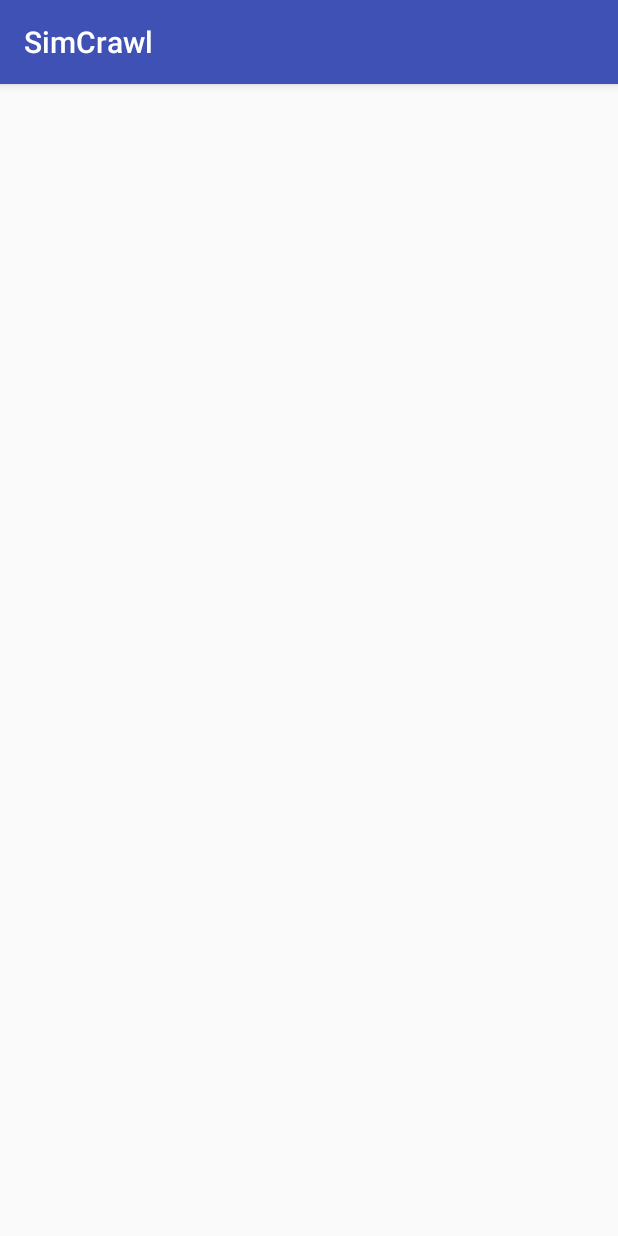
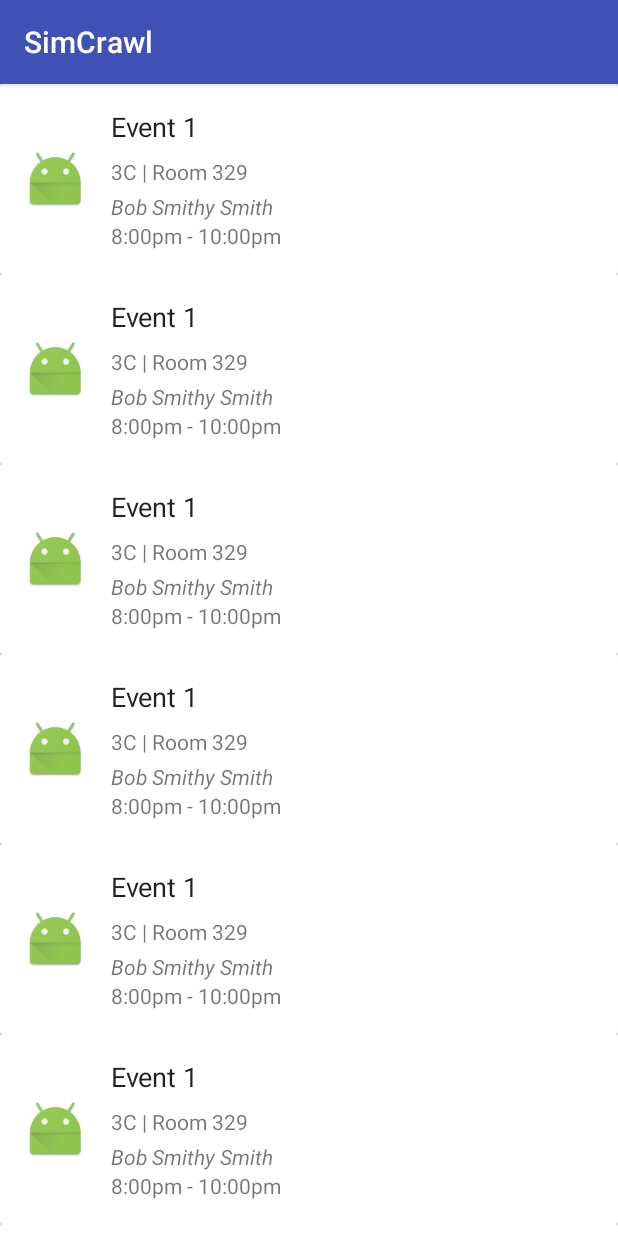
Before and after one commit to vontell/SimCrawl, an Android app: the screen it shows after launch (MainActivity), on a phone screen of 412 x 824 dp. Run offline under Robolectric (Android 15) with nearby library versions, the phone set to English and light mode, and no system bars.

Commit message:
List population ith test data

```diff
--- a/app/build.gradle
+++ b/app/build.gradle
@@ -26,5 +26,6 @@ dependencies {
     })
     compile 'com.afollestad.material-dialogs:core:0.9.1.0'
     compile 'com.android.support:appcompat-v7:24.2.1'
+    compile 'com.android.support:cardview-v7:24.2.0'
     testCompile 'junit:junit:4.12'
 }
--- a/app/src/main/java/com/avontell/simcrawl/MainActivity.java
+++ b/app/src/main/java/com/avontell/simcrawl/MainActivity.java
@@ -1,20 +1,36 @@
 package com.avontell.simcrawl;
 
+import android.content.Context;
 import android.os.AsyncTask;
 import android.support.v7.app.AppCompatActivity;
 import android.os.Bundle;
-import android.widget.ListView;
+import android.util.Log;
+import android.view.LayoutInflater;
+import android.view.View;
+import android.widget.LinearLayout;
+import android.widget.TextView;
+
+import com.avontell.simcrawl.domain.Event;
+import com.avontell.simcrawl.domain.EventType;
+import com.avontell.simcrawl.domain.Room;
+import com.avontell.simcrawl.domain.Section;
+
+import java.util.ArrayList;
+import java.util.List;
 
 public class MainActivity extends AppCompatActivity {
 
-    private ListView eventListView;
+    private LinearLayout eventListView;
+    private List<Event> events = new ArrayList<>();
 
     @Override
     protected void onCreate(Bundle savedInstanceState) {
         super.onCreate(savedInstanceState);
         setContentView(R.layout.activity_main);
 
-        eventListView = (ListView) findViewById(R.id.event_list);
+        eventListView = (LinearLayout) findViewById(R.id.event_list_view);
+
+        refreshEvents();
 
     }
 
@@ -28,14 +44,83 @@ public class MainActivity extends AppCompatActivity {
 
     }
 
+    /**
+     * Populates the eventListView with events from the backend
+     */
+    public void populateEventList() {
+
+        eventListView.removeAllViews();
+
+        LayoutInflater inflater = (LayoutInflater) getSystemService
+                (Context.LAYOUT_INFLATER_SERVICE);
+
+        Log.e("EVENT SIZE", "" + events.size());
+
+        for(int i = 0; i < events.size(); i++) {
+
+            Log.e("EVENTS", "Logged event");
+
+            Event event = events.get(i);
+
+            View eventView = inflater.inflate(R.layout.new_event_layout, null);
+
+            TextView titleView = (TextView) eventView.findViewById(R.id.event_title_view);
+            TextView locationView = (TextView) eventView.findViewById(R.id.location_text_view);
+            TextView hostView = (TextView) eventView.findViewById(R.id.host_text_view);
+            TextView timeView = (TextView) eventView.findViewById(R.id.time_text_view);
+
+            titleView.setText(event.getTitle());
+            locationView.setText(event.getRoom().toString());
+            hostView.setText(event.getHost());
+            timeView.setText(event.getTimeStart() + " - " + event.getTimeEnd());
+
+            //TODO: Image
+            //TODO: Count
+            //TODO: Official event
+
+            final Integer index = new Integer(i);
+
+            eventView.setOnClickListener(new View.OnClickListener() {
+                @Override
+                public void onClick(View view) {
+
+                    openEventDetail(index);
+
+                }
+            });
+
+            eventListView.addView(eventView);
+
+        }
+
+    }
+
+    public void openEventDetail(int index) {
+
+
+
+    }
+
 
     class GetEvents extends AsyncTask<Void, Void, Void> {
 
         @Override
         protected Void doInBackground(Void... voids) {
 
+            events = new ArrayList<>();
+
+            for(int i = 0; i < 20; i++) {
+                Event event1 = new Event("Event 1", "Bob Smithy Smith", EventType.BAR, new Room(329, new Section("3C")), false, "8:00pm", "10:00pm", 10);
+                events.add(event1);
+            }
+
             return null;
 
+        }
+
+        @Override
+        protected void onPostExecute(Void aVoid) {
+            populateEventList();
         }
     }
 
--- a/app/src/main/java/com/avontell/simcrawl/domain/Event.java
+++ b/app/src/main/java/com/avontell/simcrawl/domain/Event.java
@@ -11,16 +11,18 @@ public class Event {
 
     private EventType type;
     private Room room;
-    private Date timeStart;
-    private Date timeEnd;
+    private String timeStart;
+    private String timeEnd;
     private int count;
     private String title;
+    private String host;
     private boolean dormEvent;
 
-    public Event(String title, EventType type, Room room, boolean dormEvent, Date timeStart, Date timeEnd, int count) {
+    public Event(String title, String host, EventType type, Room room, boolean dormEvent, String timeStart, String timeEnd, int count) {
         this.title = title;
         this.type = type;
         this.room = room;
+        this.host = host;
         this.dormEvent = dormEvent;
         this.timeStart = timeStart;
         this.timeEnd = timeEnd;
@@ -33,6 +35,10 @@ public class Event {
 
     public void setTitle(String title) {
         this.title = title;
+    }
+
+    public String getHost() {
+        return host;
     }
 
     public EventType getType() {
@@ -59,19 +65,19 @@ public class Event {
         this.dormEvent = dormEvent;
     }
 
-    public Date getTimeStart() {
+    public String getTimeStart() {
         return timeStart;
     }
 
-    public void setTimeStart(Date timeStart) {
+    public void setTimeStart(String timeStart) {
         this.timeStart = timeStart;
     }
 
-    public Date getTimeEnd() {
+    public String getTimeEnd() {
         return timeEnd;
     }
 
-    public void setTimeEnd(Date timeEnd) {
+    public void setTimeEnd(String timeEnd) {
         this.timeEnd = timeEnd;
     }
 
--- a/app/src/main/java/com/avontell/simcrawl/domain/Room.java
+++ b/app/src/main/java/com/avontell/simcrawl/domain/Room.java
@@ -10,4 +10,29 @@ public class Room {
     private Section section;
     private int number;
 
+    public Room(int number, Section section) {
+        this.number = number;
+        this.section = section;
+    }
+
+    public int getNumber() {
+        return number;
+    }
+
+    public void setNumber(int number) {
+        this.number = number;
+    }
+
+    public Section getSection() {
+        return section;
+    }
+
+    public void setSection(Section section) {
+        this.section = section;
+    }
+
+    public String toString() {
+        return section.toString() + " | Room " + number;
+    }
+
 }
--- a/app/src/main/res/layout/activity_main.xml
+++ b/app/src/main/res/layout/activity_main.xml
@@ -5,16 +5,19 @@
     android:id="@+id/activity_main"
     android:layout_width="match_parent"
     android:layout_height="match_parent"
-    android:paddingLeft="@dimen/activity_horizontal_margin"
-    android:paddingRight="@dimen/activity_horizontal_margin"
-    android:paddingTop="@dimen/activity_vertical_margin"
-    android:paddingBottom="@dimen/activity_vertical_margin"
     tools:context="com.avontell.simcrawl.MainActivity">
 
-    <ListView
-        android:id="@+id/event_list"
+    <ScrollView
         android:layout_width="match_parent"
         android:layout_height="match_parent">
-    </ListView>
+
+        <LinearLayout
+            android:orientation="vertical"
+            android:layout_width="match_parent"
+            android:layout_height="wrap_content"
+            android:layout_alignParentTop="true"
+            android:layout_centerHorizontal="true"
+            android:id="@+id/event_list_view"></LinearLayout>
+    </ScrollView>
 
 </RelativeLayout>
--- a/app/src/main/res/layout/new_event_layout.xml
+++ b/app/src/main/res/layout/new_event_layout.xml
@@ -1,6 +1,60 @@
 <?xml version="1.0" encoding="utf-8"?>
-<LinearLayout xmlns:android="http://schemas.android.com/apk/res/android"
+<android.support.v7.widget.CardView xmlns:android="http://schemas.android.com/apk/res/android"
+    xmlns:app="http://schemas.android.com/apk/res-auto"
     android:orientation="vertical" android:layout_width="match_parent"
-    android:layout_height="match_parent">
+    android:layout_height="128dp">
 
-</LinearLayout>
+    <LinearLayout
+        android:layout_width="match_parent"
+        android:layout_height="match_parent">
+
+
+        <ImageView
+            android:layout_height="match_parent"
+            app:srcCompat="@mipmap/ic_launcher"
+            android:id="@+id/type_image"
+            android:layout_weight="1"
+            android:layout_width="100dp"
+            android:layout_marginLeft="16dp" />
+
+        <LinearLayout
+            android:orientation="vertical"
+            android:layout_width="match_parent"
+            android:layout_height="match_parent"
+            android:layout_weight="1"
+            android:layout_margin="16dp">
+
+            <TextView
+                android:text="Unititled Event"
+                android:layout_width="match_parent"
+                android:layout_height="wrap_content"
+                android:id="@+id/event_title_view"
+                android:textSize="18sp"
+                android:textColor="?android:attr/textColorPrimary" />
+
+            <TextView
+                android:text="Section | Room Number"
+                android:layout_width="match_parent"
+                android:layout_height="wrap_content"
+                android:id="@+id/location_text_view"
+                android:layout_marginTop="8dp" />
+
+            <TextView
+                android:text="by Bob Smith"
+                android:layout_width="match_parent"
+                android:layout_height="wrap_content"
+                android:id="@+id/host_text_view"
+                android:layout_marginTop="4dp"
+                android:textStyle="normal|italic" />
+
+            <TextView
+                android:text="8:15pm - 10:30pm"
+                android:layout_width="match_parent"
+                android:layout_height="match_parent"
+                android:id="@+id/time_text_view"
+                android:gravity="bottom" />
+        </LinearLayout>
+
+    </LinearLayout>
+
+</android.support.v7.widget.CardView>
```
Also changed, not shown: app/src/main/java/com/avontell/simcrawl/domain/Section.java (+5 -18 lines), app/src/main/java/com/avontell/simcrawl/util/Generator.java (deleted, +0 -38 lines).
